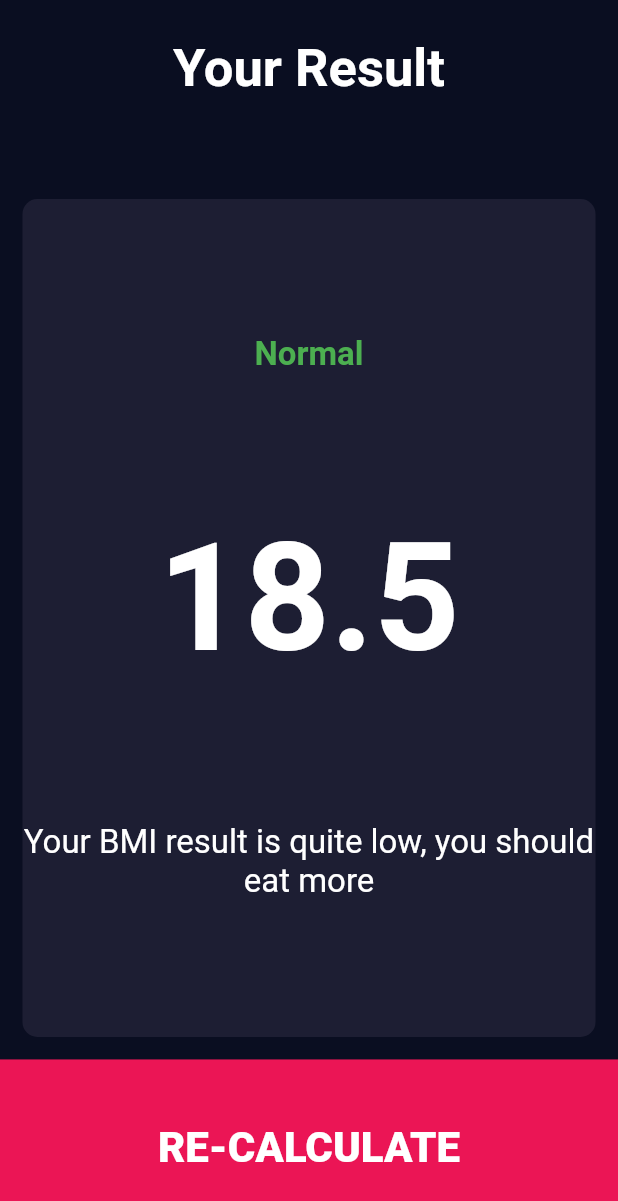
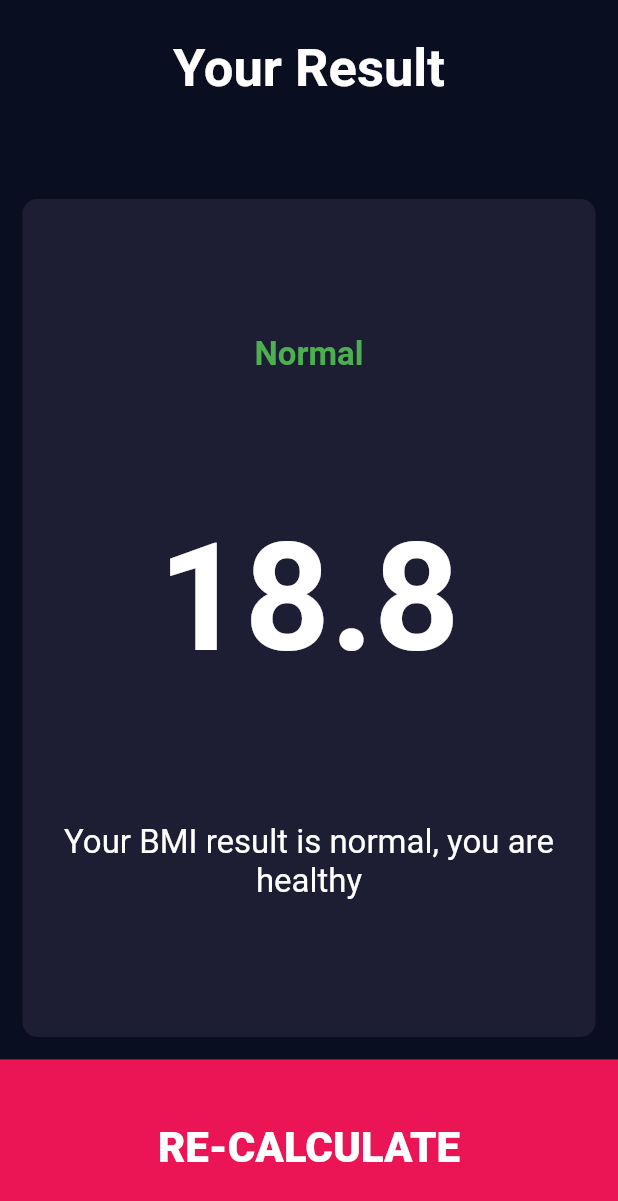
Before and after one commit to Oshinowo/bmi-calculator, a Flutter app: the screen it shows after launch, after a tap on "CALCULATE", on a phone screen of 412 x 824 dp. Shown: the top 1201 px of the screen. Run offline on Flutter 3.47's test engine with Material 2 defaults, Android fonts, the phone set to English and light mode, and no system bars; our stand-ins replace font_awesome_flutter.

Commit message:
final working app

```diff
--- /dev/null
+++ b/lib/calculator_brain.dart
@@ -0,0 +1,35 @@
+import 'dart:math';
+
+class CalculatorBrain {
+  CalculatorBrain({this.weight, this.height});
+
+  final int height;
+  final int weight;
+
+  double _bmi;
+
+  String calculateBMI() {
+    _bmi = weight / pow(height / 100, 2);
+    return _bmi.toStringAsFixed(1);
+  }
+
+  String getResult() {
+    if (_bmi >= 25) {
+      return "Overweight";
+    } else if (_bmi > 18.5) {
+      return "Normal";
+    } else {
+      return "Underweight";
+    }
+  }
+
+  String interpretation() {
+    if (_bmi >= 25) {
+      return "Your BMI result is high, you should eat less";
+    } else if (_bmi > 18.5) {
+      return "Your BMI result is normal, you are healthy";
+    } else {
+      return "Your BMI result is quite low, you should eat more";
+    }
+  }
+}
--- a/lib/main.dart
+++ b/lib/main.dart
@@ -1,5 +1,5 @@
 import 'package:flutter/material.dart';
-import 'input_page.dart';
+import 'screens/input_page.dart';
 
 void main() {
   runApp(BMICalculator());
--- a/lib/input_page.dart
+++ b/lib/screens/input_page.dart
@@ -1,11 +1,12 @@
 import 'package:flutter/material.dart';
 import 'package:font_awesome_flutter/font_awesome_flutter.dart';
-import 'reusable_card.dart';
-import 'reusable_card_content.dart';
-import 'constants.dart';
-import 'round_icon_button.dart';
+import '../components/reusable_card.dart';
+import '../components/reusable_card_content.dart';
+import '../components/constants.dart';
+import '../components/round_icon_button.dart';
 import 'results_page.dart';
-import 'calculate_container_button.dart';
+import '../components/calculate_container_button.dart';
+import 'package:bmi_calculator/calculator_brain.dart';
 
 enum Gender { male, female }
 
@@ -241,11 +242,17 @@ class _InputPageState extends State<InputPage> {
           CalculateButton(
             label: 'CALCULATE',
             onTapButton: () {
+              CalculatorBrain calc =
+                  CalculatorBrain(weight: weight, height: height);
               Navigator.push(
                 context,
                 MaterialPageRoute(
                   builder: (context) {
-                    return ResultPage();
+                    return ResultPage(
+                      calculateBMI: calc.calculateBMI(),
+                      getResult: calc.getResult(),
+                      interpretation: calc.interpretation(),
+                    );
                   },
                 ),
               );
--- a/lib/results_page.dart
+++ b/lib/screens/results_page.dart
@@ -1,11 +1,20 @@
-import 'package:bmi_calculator/reusable_card.dart';
+import 'file:///C:/Users/OSHINOWO/Desktop/apps/bmi_calculator/lib/components/reusable_card.dart';
 import 'package:flutter/cupertino.dart';
 import 'package:flutter/material.dart';
 import 'package:flutter/rendering.dart';
-import 'calculate_container_button.dart';
-import 'constants.dart';
+import '../components/calculate_container_button.dart';
+import '../components/constants.dart';
 
 class ResultPage extends StatelessWidget {
+  ResultPage(
+      {@required this.calculateBMI,
+      @required this.getResult,
+      @required this.interpretation});
+
+  final String calculateBMI;
+  final String getResult;
+  final String interpretation;
+
   @override
   Widget build(BuildContext context) {
     return SafeArea(
@@ -31,15 +40,15 @@ class ResultPage extends StatelessWidget {
                   crossAxisAlignment: CrossAxisAlignment.center,
                   children: [
                     Text(
-                      'Normal',
+                      getResult,
                       style: kTextResultHeading,
                     ),
                     Text(
-                      '18.5',
+                      calculateBMI,
                       style: kBMIResult,
                     ),
                     Text(
-                      'Your BMI result is quite low, you should eat more',
+                      interpretation,
                       style: kBodyTextStyle,
                       textAlign: TextAlign.center,
                     )
```
Also changed, not shown: lib/components/calculate_container_button.dart (renamed from lib/calculate_container_button.dart), lib/components/constants.dart (renamed from lib/constants.dart), lib/components/reusable_card.dart (renamed from lib/reusable_card.dart), lib/components/reusable_card_content.dart (renamed from lib/reusable_card_content.dart), lib/components/round_icon_button.dart (renamed from lib/round_icon_button.dart).
